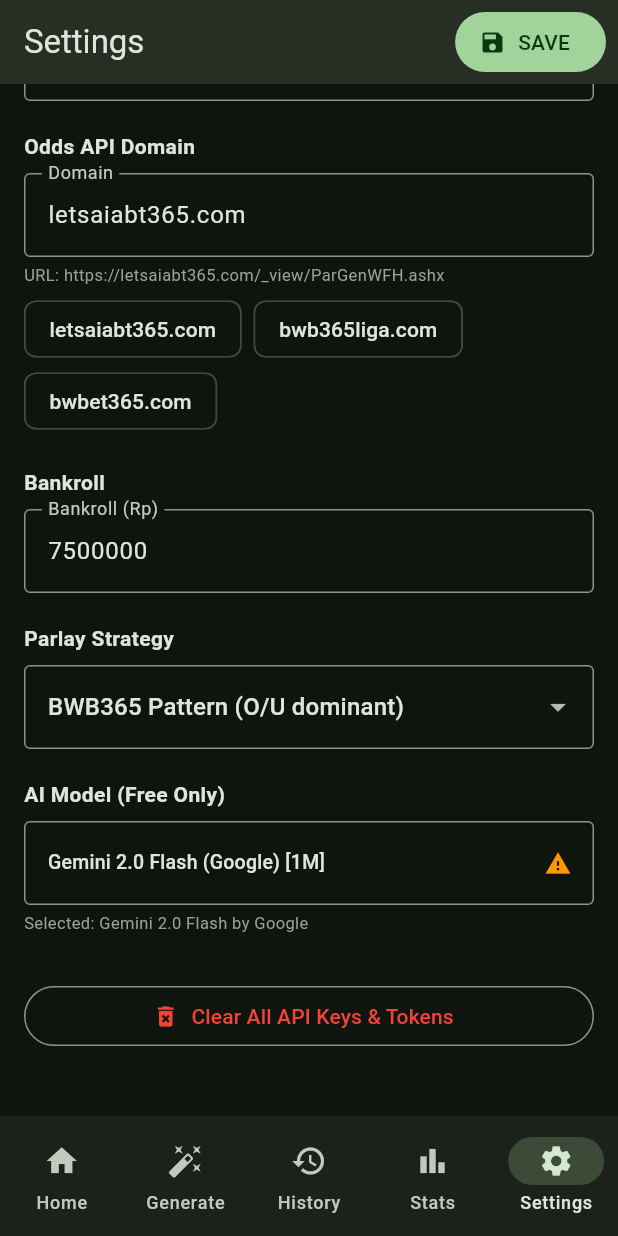
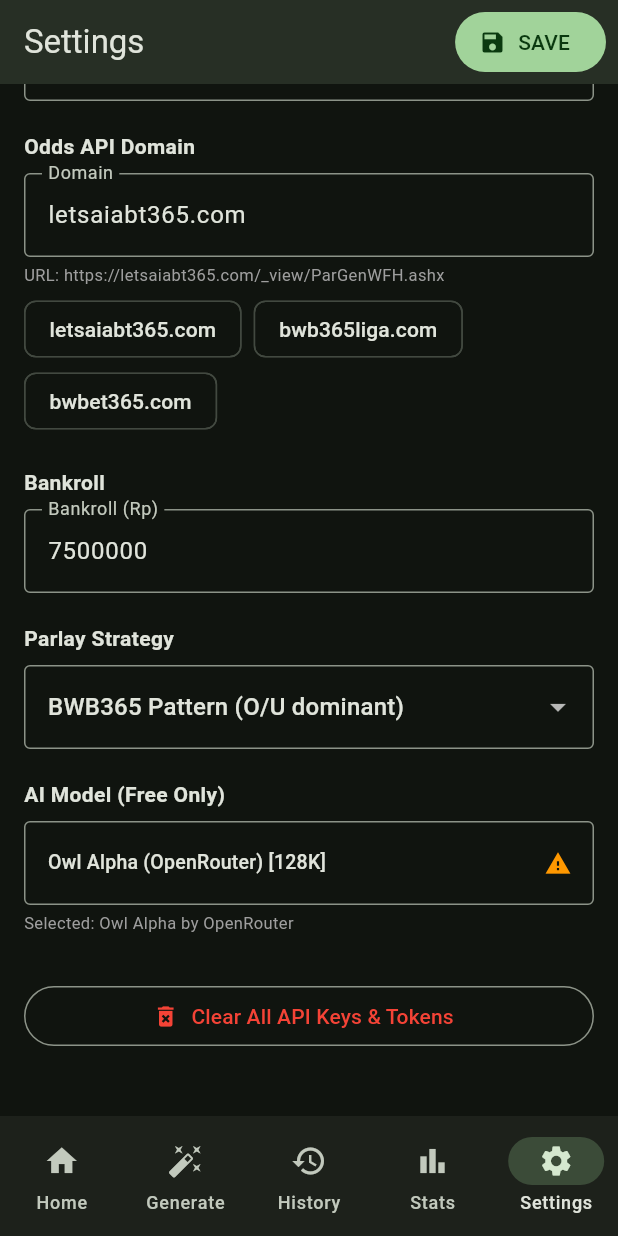
Before and after one commit to rudiawenk6/mix-parlay-tracker, a Flutter app: the screen it shows after launch, item 5 of the bottom bar chosen, scrolled down 486 dp, on a phone screen of 412 x 824 dp. Run offline on Flutter 3.47's test engine with Material 3 defaults, Android fonts, the phone set to English and light mode, and no system bars; our stand-ins replace shared_preferences; missing offline and left inert: encrypt.

Commit message:
FIX: All AI models use :free suffix, default Owl Alpha
- All model IDs now end with :free (free tier on OpenRouter)
- Default model: openrouter/owl-alpha:free (same as user uses)
- Owl Alpha added as first option in dropdown
- ai_models.dart: allModels getter includes owl + free models
- Settings default changed to owl-alpha:free

```diff
--- a/lib/screens/settings_screen.dart
+++ b/lib/screens/settings_screen.dart
@@ -255,7 +255,7 @@ class _SettingsScreenState extends State<SettingsScreen> {
           _sectionHeader('AI Model (Free Only)'),
           DropdownButtonFormField<String>(
             value: _settings.aiModel,
-            items: AiModels.freeModels.map((m) => DropdownMenuItem(
+            items: AiModels.allModels.map((m) => DropdownMenuItem(
               value: m['id'],
               child: Text('${m['name']} (${m['provider']}) [${m['ctx']}]', style: const TextStyle(fontSize: 13)),
             )).toList(),
--- a/lib/services/ai_models.dart
+++ b/lib/services/ai_models.dart
@@ -1,7 +1,7 @@
-/// Available free models on OpenRouter
+/// Available FREE models on OpenRouter (with :free suffix)
 class AiModels {
   static const List<Map<String, String>> freeModels = [
-    {'id': 'google/gemini-2.0-flash-001', 'name': 'Gemini 2.0 Flash', 'provider': 'Google', 'ctx': '1M'},
+    {'id': 'google/gemini-2.0-flash-001:free', 'name': 'Gemini 2.0 Flash', 'provider': 'Google', 'ctx': '1M'},
     {'id': 'meta-llama/llama-4-maverick:free', 'name': 'Llama 4 Maverick', 'provider': 'Meta', 'ctx': '128K'},
     {'id': 'meta-llama/llama-4-scout:free', 'name': 'Llama 4 Scout', 'provider': 'Meta', 'ctx': '128K'},
     {'id': 'meta-llama/llama-3.3-70b-instruct:free', 'name': 'Llama 3.3 70B', 'provider': 'Meta', 'ctx': '128K'},
@@ -15,17 +15,26 @@ class AiModels {
     {'id': 'nvidia/llama-3.1-nemotron-70b-instruct:free', 'name': 'Nemotron 70B', 'provider': 'NVIDIA', 'ctx': '128K'},
   ];
 
-  static String defaultModel = freeModels[0]['id']!;
+  static String defaultModel = 'openrouter/owl-alpha:free';
 
   static String getModelName(String id) {
+    // Check custom models first
+    if (id.contains('owl')) return 'Owl Alpha';
     final found = freeModels.where((m) => m['id'] == id);
     if (found.isNotEmpty) return found.first['name']!;
-    return id.split('/').last;
+    return id.split('/').last.replaceAll(':free', '');
   }
 
   static String getProvider(String id) {
+    if (id.contains('owl')) return 'OpenRouter';
     final found = freeModels.where((m) => m['id'] == id);
     if (found.isNotEmpty) return found.first['provider']!;
     return '';
   }
+
+  /// All models including owl for display
+  static List<Map<String, String>> get allModels => [
+    {'id': 'openrouter/owl-alpha:free', 'name': 'Owl Alpha', 'provider': 'OpenRouter', 'ctx': '128K'},
+    ...freeModels,
+  ];
 }
--- a/lib/services/settings_service.dart
+++ b/lib/services/settings_service.dart
@@ -27,7 +27,7 @@ class SettingsService {
   String bwbDomain = 'letsaiabt365.com';
   double bankroll = 7500000;
   String parlayStrategy = 'bwb365'; // bwb365, oddeven, conservative
-  String aiModel = 'google/gemini-2.0-flash-001'; // default free model
+  String aiModel = 'openrouter/owl-alpha:free'; // default free model
 
   // Getters (never expose raw values in logs)
   String get openRouterKey => _openRouterKey;
@@ -55,7 +55,7 @@ class SettingsService {
     bwbDomain = prefs.getString(_keyBwbDomain) ?? 'letsaiabt365.com';
     bankroll = prefs.getDouble(_keyBankroll) ?? 7500000;
     parlayStrategy = prefs.getString(_keyParlayStrategy) ?? 'bwb365';
-    aiModel = prefs.getString(_keyAiModel) ?? 'google/gemini-2.0-flash-001';
+    aiModel = prefs.getString(_keyAiModel) ?? 'openrouter/owl-alpha:free';
   }
 
   Future<bool> saveOpenRouterKey(String key) async {
```
